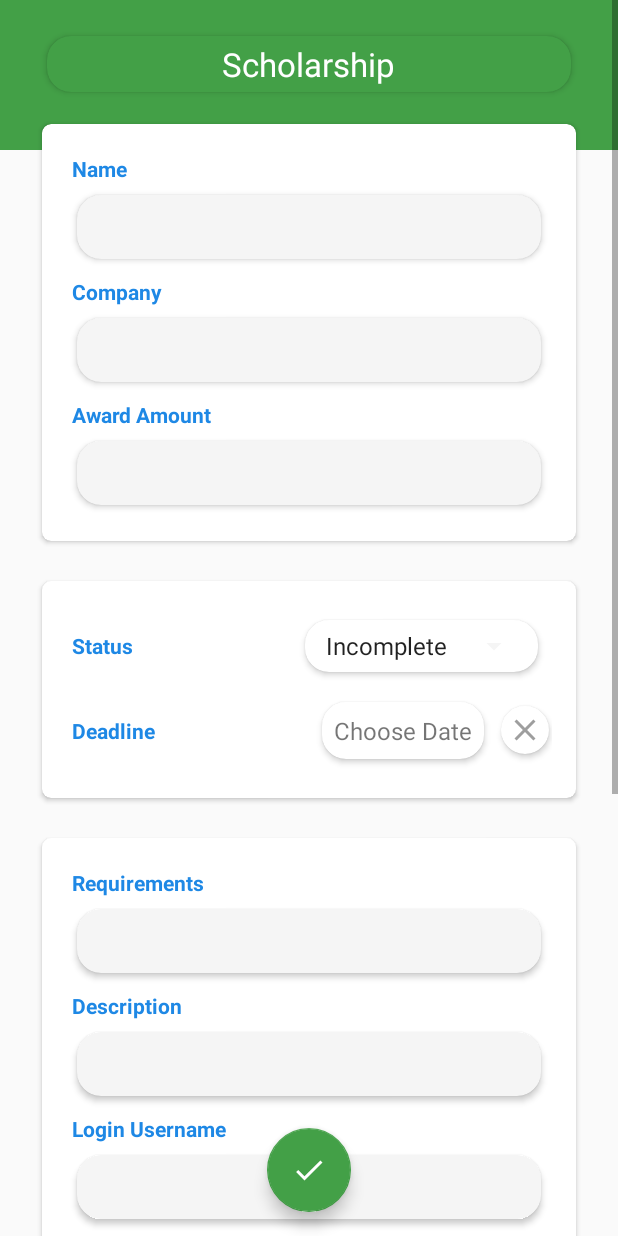
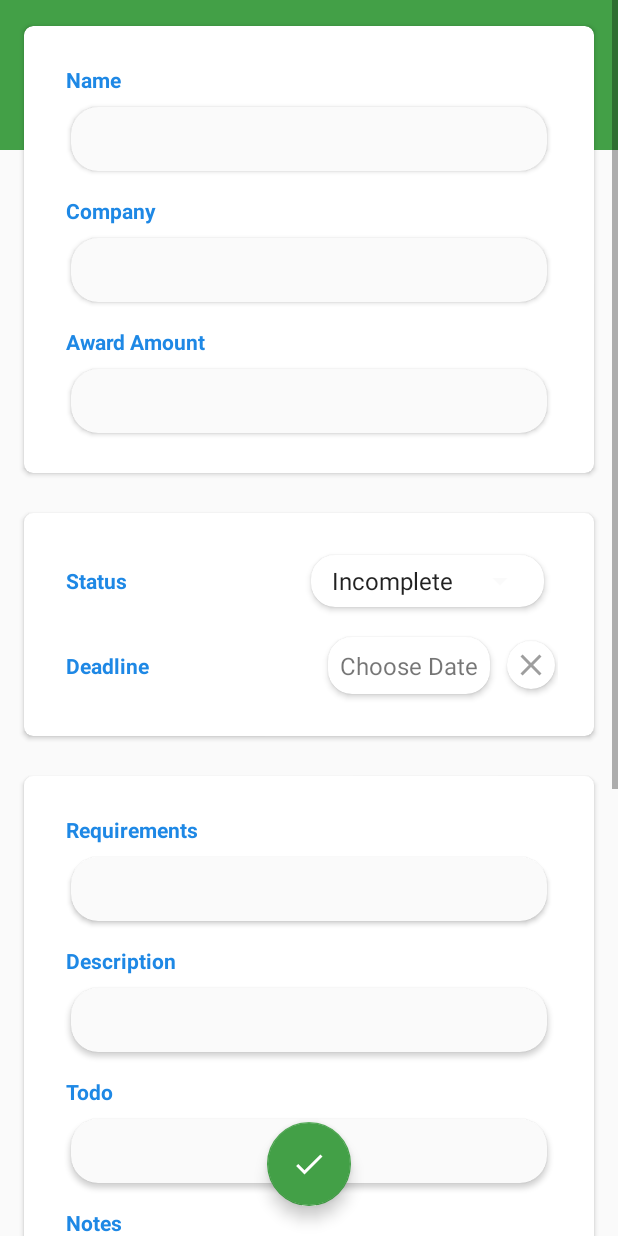
Before and after one commit to DcGabriel707/Formtracker, an Android app: the add_entry_scholarship screen opened directly, with no data from a screen before it, on a phone screen of 412 x 824 dp. Run offline under Robolectric (Android 15) with nearby library versions, the phone set to English and light mode, and no system bars.

Commit message:
From Surface Pro

```diff
--- a/app/src/main/java/com/dcgabriel/formtracker/ScholarshipTabFragment.java
+++ b/app/src/main/java/com/dcgabriel/formtracker/ScholarshipTabFragment.java
@@ -195,4 +195,7 @@ public class ScholarshipTabFragment extends Fragment implements RecyclerViewAdap
     //todo make the status CardView in the entry CardView a spinner. This would make it easier for users to update.
     //todo backgroundTint only works with 5.1+. Replace with app:backgroundTint?
     //todo if date is somehow empty, stop the app from crashing 9-26-18
+    //todo use bottom sheet for sorting. add icons
+    //todo use inline menu for sorting
+
 }
--- a/app/src/main/res/layout/activity_add_entry_scholarship.xml
+++ b/app/src/main/res/layout/activity_add_entry_scholarship.xml
@@ -27,27 +27,6 @@
 
 
             <android.support.v7.widget.CardView
-                android:layout_width="match_parent"
-                android:layout_height="wrap_content"
-                android:layout_marginHorizontal="8dp"
-                android:backgroundTint="@color/colorPrimary"
-                android:clickable="true"
-                android:focusable="true"
-                android:stateListAnimator="@animator/button_elevate"
-                app:cardCornerRadius="@dimen/smallerCardCornerRadius"
-                app:cardUseCompatPadding="true">
-
-                <TextView
-                    android:layout_width="wrap_content"
-                    android:layout_height="wrap_content"
-                    android:layout_gravity="center"
-                    android:padding="4dp"
-                    android:text="@string/scholarship"
-                    android:textColor="@color/white"
-                    android:textSize="22sp" />
-            </android.support.v7.widget.CardView>
-
-            <android.support.v7.widget.CardView
                 style="@style/addEntryCardView"
                 android:layout_width="match_parent"
                 android:layout_height="wrap_content"
@@ -55,7 +34,7 @@
                 android:focusableInTouchMode="true">
 
                 <LinearLayout
-                    style="@style/outerLinearLayoutAddEntry"
+                    style="@style/innerLinearLayoutAddEntry"
                     android:layout_width="match_parent"
                     android:layout_height="wrap_content"
                     android:orientation="vertical">
@@ -120,6 +99,7 @@
 
     </ScrollView>
 
+
     <android.support.design.widget.FloatingActionButton
         android:id="@+id/add_entry_add_fab"
         android:layout_width="wrap_content"
@@ -138,6 +118,7 @@
         android:clickable="true"
         android:focusable="true"
         android:stateListAnimator="@animator/button_elevate"
+        app:cardCornerRadius="18dp"
         app:layout_anchor="@id/add_entry_add_fab"
         app:layout_anchorGravity="left|center_vertical">
 
@@ -153,7 +134,6 @@
     </android.support.v7.widget.CardView>
 
     <android.support.v7.widget.CardView
-
         android:id="@+id/deleteButton"
         style="@style/smallerCardViewInsideCardView"
         android:layout_width="102dp"
@@ -162,6 +142,7 @@
         android:clickable="true"
         android:focusable="true"
         android:stateListAnimator="@animator/button_elevate"
+        app:cardCornerRadius="18dp"
         app:layout_anchor="@id/add_entry_add_fab"
         app:layout_anchorGravity="right|center_vertical">
 
@@ -176,4 +157,5 @@
 
     </android.support.v7.widget.CardView>
 
+
 </android.support.design.widget.CoordinatorLayout>
--- a/app/src/main/res/layout/shared_lower_add_entry.xml
+++ b/app/src/main/res/layout/shared_lower_add_entry.xml
@@ -3,8 +3,7 @@
     xmlns:app="http://schemas.android.com/apk/res-auto"
     android:layout_width="match_parent"
     android:layout_height="match_parent"
-    android:orientation="vertical"
-    >
+    android:orientation="vertical">
 
     <android.support.v7.widget.CardView
         style="@style/addEntryCardView"
@@ -13,7 +12,7 @@
 
         <LinearLayout
             android:id="@+id/outerLayoutStatusDeadlineSubmitted"
-            style="@style/outerLinearLayoutAddEntry"
+            style="@style/innerLinearLayoutAddEntry"
             android:layout_width="match_parent"
             android:layout_height="match_parent"
             android:orientation="vertical">
@@ -44,8 +43,7 @@
                         android:layout_width="wrap_content"
                         android:layout_height="wrap_content"
                         android:layout_margin="5dp"
-                        android:textAlignment="center">
-                    </Spinner>
+                        android:textAlignment="center"></Spinner>
                 </android.support.v7.widget.CardView>
             </RelativeLayout>
 
@@ -167,7 +165,7 @@
         android:layout_height="wrap_content">
 
         <LinearLayout
-            style="@style/outerLinearLayoutAddEntry"
+            style="@style/innerLinearLayoutAddEntry"
             android:layout_width="match_parent"
             android:layout_height="match_parent"
             android:orientation="vertical">
@@ -200,48 +198,6 @@
                     android:inputType="textMultiLine" />
             </android.support.v7.widget.CardView>
 
-
-            <TextView
-                style="@style/addEntryTextView"
-                android:text="@string/login_username" />
-
-            <LinearLayout
-                android:layout_width="match_parent"
-                android:layout_height="wrap_content"
-                android:orientation="horizontal">
-
-                <android.support.v7.widget.CardView style="@style/addEntryEditTextCard">
-
-                    <EditText
-                        android:id="@+id/usernameEditText"
-                        style="@style/addEntryEditText"
-                        android:layout_width="match_parent"
-                        android:layout_height="wrap_content"
-                        android:layout_marginLeft="8dp"
-                        android:layout_marginRight="8dp"
-                        android:layout_weight="1"
-                        android:inputType="text" />
-                </android.support.v7.widget.CardView>
-
-                <android.support.v7.widget.CardView
-                    android:layout_width="match_parent"
-                    android:layout_height="wrap_content"
-                    android:foregroundGravity="center"
-                    android:stateListAnimator="@animator/button_elevate"
-                    app:cardUseCompatPadding="true">
-
-                    <EditText
-                        android:id="@+id/passwordEditText"
-                        style="@style/addEntryEditText"
-                        android:layout_width="match_parent"
-                        android:layout_height="wrap_content"
-                        android:layout_weight="1"
-                        android:hint="Login Password"
-                        android:inputType="textVisiblePassword" />
-                </android.support.v7.widget.CardView>
-            </LinearLayout>
-
-
             <TextView
                 style="@style/addEntryTextView"
                 android:text="@string/todo" />
@@ -263,10 +219,7 @@
                 style="@style/addEntryTextView"
                 android:text="@string/notes" />
 
-            <android.support.v7.widget.CardView
-                style="@style/addEntryEditTextCard"
-                >
-
+            <android.support.v7.widget.CardView style="@style/addEntryEditTextCard">
 
                 <EditText
                     android:id="@+id/notesEditText"
@@ -286,19 +239,28 @@
         android:layout_height="wrap_content">
 
         <LinearLayout
-            style="@style/outerLinearLayoutAddEntry"
+            style="@style/innerLinearLayoutAddEntry"
             android:layout_width="match_parent"
             android:layout_height="match_parent"
             android:orientation="vertical">
+
+            <TextView
+                style="@style/addEntryTextView"
+                android:text="@string/website" />
+
+            <android.support.v7.widget.CardView style="@style/addEntryEditTextCard">
 
                 <EditText
                     android:id="@+id/websiteEditText"
                     style="@style/addEntryEditText"
                     android:layout_width="match_parent"
                     android:layout_height="wrap_content"
-                android:hint="@string/website"
                     android:inputType="textWebEditText" />
+            </android.support.v7.widget.CardView>
 
+            <TextView
+                style="@style/addEntryTextView"
+                android:text="@string/contactEmail" />
             <android.support.v7.widget.CardView style="@style/addEntryEditTextCard">
 
                 <EditText
@@ -306,11 +268,12 @@
                     style="@style/addEntryEditText"
                     android:layout_width="match_parent"
                     android:layout_height="wrap_content"
-                    android:layout_weight="1"
-                    android:hint="Contact Email"
                     android:inputType="textEmailAddress" />
             </android.support.v7.widget.CardView>
 
+            <TextView
+                style="@style/addEntryTextView"
+                android:text="@string/contact_phone" />
             <android.support.v7.widget.CardView style="@style/addEntryEditTextCard">
 
                 <EditText
@@ -318,8 +281,6 @@
                     style="@style/addEntryEditText"
                     android:layout_width="match_parent"
                     android:layout_height="wrap_content"
-                    android:layout_weight="1"
-                    android:hint="Contact Number"
                     android:inputType="phone" />
             </android.support.v7.widget.CardView>
 
--- a/app/src/main/res/values/dimens.xml
+++ b/app/src/main/res/values/dimens.xml
@@ -1,5 +1,5 @@
 <resources>
-    <dimen name="fab_margin">16dp</dimen>
+    <dimen name="fab_margin">20dp</dimen>
     <dimen name="cardView_padding">8dp</dimen>
     <dimen name="entry_card_name_size">18sp</dimen>
     <dimen name="entry_card_deadline_textsize">14sp</dimen>
--- a/app/src/main/res/values/strings.xml
+++ b/app/src/main/res/values/strings.xml
@@ -28,6 +28,8 @@
     <string name="refresh">Refresh</string>
     <string name="sort">Sort</string>
     <string name="others">Others</string>
+    <string name="contactEmail">Contact Email</string>
+    <string name="contact_phone">Contact Phone</string>
     <string-array name="statusList">
         <item>Incomplete</item>
         <item>Submitted</item>
--- a/app/src/main/res/values/styles.xml
+++ b/app/src/main/res/values/styles.xml
@@ -51,7 +51,7 @@
         <item name="android:textColor">#1e88e5</item>
         <item name="android:textSize">14sp</item>
         <item name="android:layout_marginLeft">4dp</item>
-        <item name="android:layout_marginTop">4dp</item>
+        <item name="android:layout_marginTop">8dp</item>
         <item name="android:textStyle">bold</item>
         <item name="android:layout_centerVertical">true</item>
     </style>
@@ -59,7 +59,7 @@
     <style name="addEntryEditText">
         <item name="android:textSize">16sp</item>
         <item name="android:textColor">#448aff</item>
-        <item name="android:backgroundTint">#f5f5f5</item>
+        <item name="android:backgroundTint">#fafafa</item>
         <item name="android:layout_marginLeft">8dp</item>
         <item name="android:layout_marginRight">8dp</item>
     </style>
@@ -75,18 +75,24 @@
     <style name="addEntryEditTextCard">
         <item name="android:layout_width">match_parent</item>
         <item name="android:layout_height">wrap_content</item>
-        <item name="android:backgroundTint">#f5f5f5</item>
+        <item name="android:backgroundTint">#fafafa</item>
         <item name="android:foregroundGravity">center</item>
-        <item name="cardCornerRadius">16dp</item>
+        <item name="cardCornerRadius">18dp</item>
         <item name="cardUseCompatPadding">true</item>
         <item name="android:focusable">true</item>
         <item name="android:clickable">true</item>
         <item name="android:foreground">?attr/selectableItemBackground</item>
-        <item name="android:stateListAnimator">@animator/button_elevate</item>
     </style>
 
     <style name="outerLinearLayoutAddEntry">
-        <item name="android:layout_margin">16dp</item>
+        <item name="android:layout_margin">4dp</item>
+    </style>
+    <style name="innerLinearLayoutAddEntry">
+        <item name="android:layout_marginLeft">24dp</item>
+        <item name="android:layout_marginRight">24dp</item>
+        <item name="android:layout_marginTop">18dp</item>
+        <item name="android:layout_marginBottom">18dp</item>
+
     </style>
 
     <style name="smallerCardViewInsideCardView">
```
Lines whose indentation alone changed are shown as unchanged.
